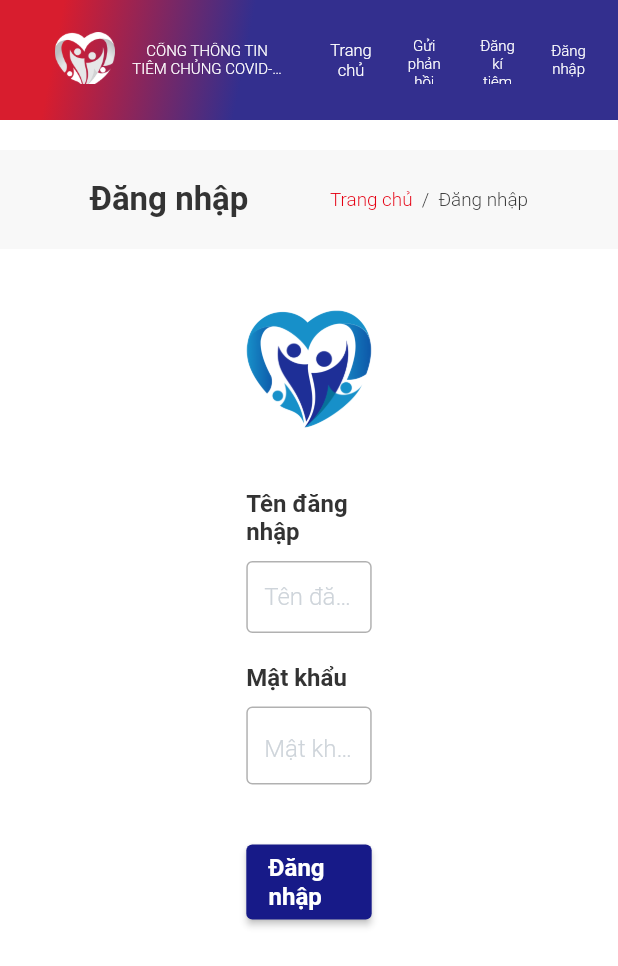
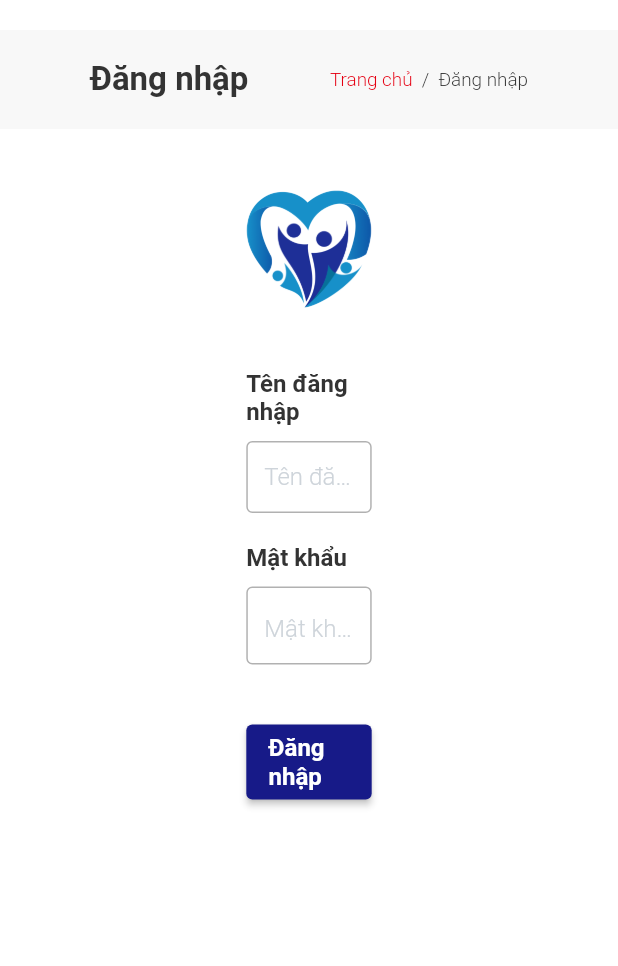
Before and after one commit to damtien444/dang-ky-tiem-chung, a Flutter app: the LoginView screen opened by its route, on a phone screen of 412 x 824 dp. Shown: the top 966 px of the screen. Run offline on Flutter 3.47's test engine with Material 2 defaults, Android fonts, the light colour scheme and no system bars; drawn by our look-alikes of auto_size_text, flutter_form_builder; our stand-ins replace form_builder_validators, get, syncfusion_flutter_charts; missing offline and left inert: syncfusion_flutter_maps; network calls fail; Roboto replaces fonts that are missing (hiragino-kaku-gothic-pro).

Commit message:
change appbar

```diff
--- a/vaccine_for_the_people/lib/app/modules/feedback/views/feedback_view.dart
+++ b/vaccine_for_the_people/lib/app/modules/feedback/views/feedback_view.dart
@@ -19,10 +19,6 @@ class FeedbackView extends GetView<FeedbackController> {
   @override
   Widget build(BuildContext context) {
     return Scaffold(
-      appBar: const PreferredSize(
-        preferredSize: Size.fromHeight(80.0),
-        child: CustomeAppBar(),
-      ),
       body: SingleChildScrollView(
         child: Column(
           children: [
--- a/vaccine_for_the_people/lib/app/modules/home/view/home_view.dart
+++ b/vaccine_for_the_people/lib/app/modules/home/view/home_view.dart
@@ -22,10 +22,6 @@ class HomeScreen extends GetView<HomeController> {
     final HomeController c1= Get.find<HomeController>();
     var size=MediaQuery.of(context).size;
     return Scaffold(
-      appBar: PreferredSize(
-        preferredSize: Size.fromHeight(80.0),
-        child: CustomeAppBar(),
-      ),
       body: SingleChildScrollView(
         child: GetX<HomeController>(
           initState: (_){
--- a/vaccine_for_the_people/lib/app/modules/home/widgets/custome_app_bar.dart
+++ b/vaccine_for_the_people/lib/app/modules/home/widgets/custome_app_bar.dart
@@ -1,143 +1,143 @@
-import 'package:auto_size_text/auto_size_text.dart';
-import 'package:flutter/material.dart';
-import 'package:get/get.dart';
-import 'package:vaccine_for_the_people/app/core/values/custome_colors.dart';
-import 'package:vaccine_for_the_people/app/modules/login/views/login_view.dart';
-import 'package:vaccine_for_the_people/app/routes/app_routes.dart';
-
-class CustomeAppBar extends StatefulWidget {
-  const CustomeAppBar({
-    Key? key,
-  }) : super(key: key);
-
-  @override
-  State<CustomeAppBar> createState() => CustomeAppBarState();
-}
-
-class CustomeAppBarState extends State<CustomeAppBar> {
-  bool clickTrangChu = false;
-  bool clickGuiPhanHoi = false;
-  bool clickDKTiem = false;
-  bool clickDangNhap = false;
-
-  @override
-  Widget build(BuildContext context) {
-    var size=MediaQuery.of(context).size;
-    return AppBar(
-      automaticallyImplyLeading: false,
-      flexibleSpace: Container(
-          decoration: BoxDecoration(
-              gradient: LinearGradient(
-                  begin: Alignment.topLeft,
-                  end: Alignment.bottomRight,
-                  stops: [
-                    0.1,
-                    0.4,
-                  ],
-                  colors: <Color>[
-                    CustomeColor.colorAppBarStart,
-                    CustomeColor.colorAppBar
-                  ])
-          )
-      ),
-      actions: [
-        Padding(
-          padding: EdgeInsets.only(top: 25,right: size.width*0.05),
-          child: Container(
-            child: Row(
-              children: [
-                InkWell(
-                  hoverColor: Colors.grey,
-                  onTap: (){
-                    Get.offAndToNamed(Routes.HOMESCREEN);
-                  },
-                  child: Container(
-                    width: size.width*0.07,
-                    child: AutoSizeText(
-                      'Trang chủ',
-                      textAlign: TextAlign.center,
-                      style: TextStyle(fontSize: 16),
-                      minFontSize: 10,
-                    ),
-                  ),
-                ),
-                SizedBox(width: 20,),
-                InkWell(
-                  hoverColor: Colors.grey,
-                  onTap: (){
-                      Get.offAndToNamed(Routes.FEEDBACK);
-                },
-                  child: Container(
-                    width: size.width*0.07,
-                    child: AutoSizeText(
-                      'Gửi phản hồi',
-                      textAlign: TextAlign.center,
-                      style: TextStyle(fontSize: 16),
-                      minFontSize: 10,
-                    ),
-                  ),
-                ),
-                SizedBox(width: 20,),
-                InkWell(
-                  hoverColor: Colors.grey,
-                  onTap: (){
-                    Get.offAndToNamed(Routes.REGISTER_INJECTION);
-                  },
-                  child: Container(
-                    width: size.width*0.07,
-                    child: AutoSizeText(
-                      'Đăng kí tiêm',
-                      textAlign: TextAlign.center,
-                      style: TextStyle(fontSize: 16),
-                      minFontSize: 10,
-                    ),
-                  ),
-                ),
-                SizedBox(width: size.width*0.05,),
-                InkWell(
-                  hoverColor: Colors.grey,
-                  onTap: (){
-                    Get.offAndToNamed(Routes.LOGIN);
-                  },
-                  child: Container(
-                    width: size.width*0.06,
-                    child: AutoSizeText(
-                      'Đăng nhập',
-                      textAlign: TextAlign.center,
-                      style: TextStyle(fontSize: 16),
-                      minFontSize: 10,
-                    ),
-                  ),
-                ),
-              ],
-            ),
-          ),
-        ),
-      ],
-      title: Padding(
-        padding: EdgeInsets.only(top: 25,left: size.width*0.05),
-        child: Row(
-          children: [
-            Image.asset(
-              "assets/images/icon_heart.png",
-              fit: BoxFit.contain,
-              height: 40,
-              width: 40,
-            ),
-            SizedBox(width: 10,),
-            Container(
-              width: size.width*0.25,
-              child: AutoSizeText(
-                'CỔNG THÔNG TIN TIÊM CHỦNG COVID-19',
-                textAlign: TextAlign.center,
-                style: TextStyle(fontSize: 19,color: Colors.white),
-                minFontSize: 10,
-                maxLines: 2,
-              ),
-            ),
-          ],
-        ),
-      ),
-    );
-  }
-}
+// import 'package:auto_size_text/auto_size_text.dart';
+// import 'package:flutter/material.dart';
+// import 'package:get/get.dart';
+// import 'package:vaccine_for_the_people/app/core/values/custome_colors.dart';
+// import 'package:vaccine_for_the_people/app/modules/login/views/login_view.dart';
+// import 'package:vaccine_for_the_people/app/routes/app_routes.dart';
+//
+// class CustomeAppBar extends StatefulWidget {
+//   const CustomeAppBar({
+//     Key? key,
+//   }) : super(key: key);
+//
+//   @override
+//   State<CustomeAppBar> createState() => CustomeAppBarState();
+// }
+//
+// class CustomeAppBarState extends State<CustomeAppBar> {
+//   bool clickTrangChu = false;
+//   bool clickGuiPhanHoi = false;
+//   bool clickDKTiem = false;
+//   bool clickDangNhap = false;
+//
+//   @override
+//   Widget build(BuildContext context) {
+//     var size=MediaQuery.of(context).size;
+//     return AppBar(
+//       automaticallyImplyLeading: false,
+//       flexibleSpace: Container(
+//           decoration: BoxDecoration(
+//               gradient: LinearGradient(
+//                   begin: Alignment.topLeft,
+//                   end: Alignment.bottomRight,
+//                   stops: [
+//                     0.1,
+//                     0.4,
+//                   ],
+//                   colors: <Color>[
+//                     CustomeColor.colorAppBarStart,
+//                     CustomeColor.colorAppBar
+//                   ])
+//           )
+//       ),
+//       actions: [
+//         Padding(
+//           padding: EdgeInsets.only(top: 25,right: size.width*0.05),
+//           child: Container(
+//             child: Row(
+//               children: [
+//                 InkWell(
+//                   hoverColor: Colors.grey,
+//                   onTap: (){
+//                     Get.offAndToNamed(Routes.HOMESCREEN);
+//                   },
+//                   child: Container(
+//                     width: size.width*0.07,
+//                     child: AutoSizeText(
+//                       'Trang chủ',
+//                       textAlign: TextAlign.center,
+//                       style: TextStyle(fontSize: 16),
+//                       minFontSize: 10,
+//                     ),
+//                   ),
+//                 ),
+//                 SizedBox(width: 20,),
+//                 InkWell(
+//                   hoverColor: Colors.grey,
+//                   onTap: (){
+//                       Get.offAndToNamed(Routes.FEEDBACK);
+//                 },
+//                   child: Container(
+//                     width: size.width*0.07,
+//                     child: AutoSizeText(
+//                       'Gửi phản hồi',
+//                       textAlign: TextAlign.center,
+//                       style: TextStyle(fontSize: 16),
+//                       minFontSize: 10,
+//                     ),
+//                   ),
+//                 ),
+//                 SizedBox(width: 20,),
+//                 InkWell(
+//                   hoverColor: Colors.grey,
+//                   onTap: (){
+//                     Get.offAndToNamed(Routes.REGISTER_INJECTION);
+//                   },
+//                   child: Container(
+//                     width: size.width*0.07,
+//                     child: AutoSizeText(
+//                       'Đăng kí tiêm',
+//                       textAlign: TextAlign.center,
+//                       style: TextStyle(fontSize: 16),
+//                       minFontSize: 10,
+//                     ),
+//                   ),
+//                 ),
+//                 SizedBox(width: size.width*0.05,),
+//                 InkWell(
+//                   hoverColor: Colors.grey,
+//                   onTap: (){
+//                     Get.offAndToNamed(Routes.LOGIN);
+//                   },
+//                   child: Container(
+//                     width: size.width*0.06,
+//                     child: AutoSizeText(
+//                       'Đăng nhập',
+//                       textAlign: TextAlign.center,
+//                       style: TextStyle(fontSize: 16),
+//                       minFontSize: 10,
+//                     ),
+//                   ),
+//                 ),
+//               ],
+//             ),
+//           ),
+//         ),
+//       ],
+//       title: Padding(
+//         padding: EdgeInsets.only(top: 25,left: size.width*0.05),
+//         child: Row(
+//           children: [
+//             Image.asset(
+//               "assets/images/icon_heart.png",
+//               fit: BoxFit.contain,
+//               height: 40,
+//               width: 40,
+//             ),
+//             SizedBox(width: 10,),
+//             Container(
+//               width: size.width*0.25,
+//               child: AutoSizeText(
+//                 'CỔNG THÔNG TIN TIÊM CHỦNG COVID-19',
+//                 textAlign: TextAlign.center,
+//                 style: TextStyle(fontSize: 19,color: Colors.white),
+//                 minFontSize: 10,
+//                 maxLines: 2,
+//               ),
+//             ),
+//           ],
+//         ),
+//       ),
+//     );
+//   }
+// }
--- a/vaccine_for_the_people/lib/app/modules/login/views/login_view.dart
+++ b/vaccine_for_the_people/lib/app/modules/login/views/login_view.dart
@@ -18,10 +18,6 @@ class LoginView extends GetView<LoginController> {
   @override
   Widget build(BuildContext context) {
     return Scaffold(
-      appBar: const PreferredSize(
-        preferredSize: Size.fromHeight(80.0),
-        child: CustomeAppBar(),
-      ),
       body: SingleChildScrollView(
         child: Column(
           children: [
--- a/vaccine_for_the_people/lib/app/modules/register_injection/views/register_injection_view.dart
+++ b/vaccine_for_the_people/lib/app/modules/register_injection/views/register_injection_view.dart
@@ -17,10 +17,6 @@ class RegisterInjectionView extends GetView<RegisterInjectionController> {
   @override
   Widget build(BuildContext context) {
     return Scaffold(
-      appBar: const PreferredSize(
-        preferredSize: Size.fromHeight(80.0),
-        child: CustomeAppBar(),
-      ),
       body: SingleChildScrollView(
         child: Column(
           children: [
--- a/vaccine_for_the_people/lib/app/routes/app_pages.dart
+++ b/vaccine_for_the_people/lib/app/routes/app_pages.dart
@@ -6,6 +6,7 @@ import 'package:vaccine_for_the_people/app/modules/home/binding/home_binding.dar
 import 'package:vaccine_for_the_people/app/modules/home/view/home_view.dart';
 import 'package:vaccine_for_the_people/app/modules/login/bindings/login_binding.dart';
 import 'package:vaccine_for_the_people/app/modules/login/views/login_view.dart';
+import 'package:vaccine_for_the_people/app/modules/navigation/view/navigation_view.dart';
 import 'package:vaccine_for_the_people/app/modules/register_injection/bindings/register_injection_binding.dart';
 import 'package:vaccine_for_the_people/app/modules/register_injection/views/register_injection_view.dart';
 import 'package:vaccine_for_the_people/app/routes/app_routes.dart';
@@ -34,5 +35,9 @@ class AppPages {
       page: () => RegisterInjectionView(),
       binding: RegisterInjectionBinding(),
     ),
+    GetPage(
+      name: Routes.NAVIGATION,
+      page: () => NavigationScreen(),
+    ),
   ];
 }
--- a/vaccine_for_the_people/lib/app/routes/app_routes.dart
+++ b/vaccine_for_the_people/lib/app/routes/app_routes.dart
@@ -3,4 +3,5 @@ abstract class Routes {
   static const LOGIN = '/login';
   static const FEEDBACK = '/feedback';
   static const REGISTER_INJECTION = '/register-injection';
+  static const NAVIGATION = '/navigation';
 }
```
Also changed, not shown: vaccine_for_the_people/lib/app/modules/navigation/view/navigation_view.dart (added, +125 -0 lines), vaccine_for_the_people/lib/main.dart (+9 -2 lines).
